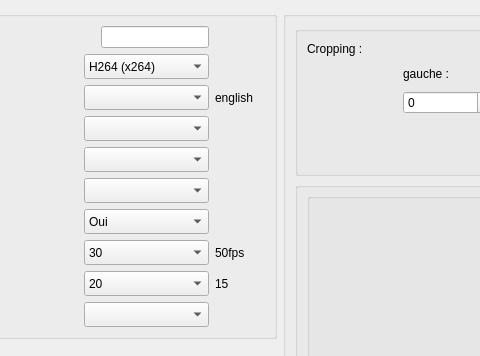
First picture: the form in src/View/videopane.ui, repository cinemaouvert/OCT, before the edit; both pictures show x 173 to 653 and y 0 to 356 of the 905 by 500 pixel window.
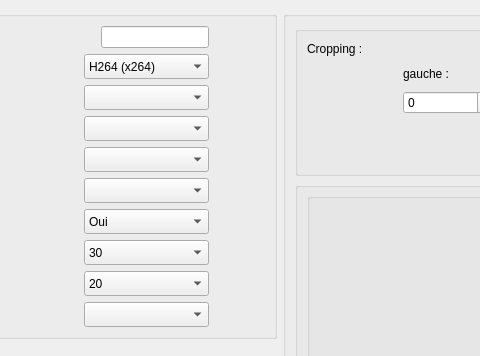
Second picture: the form after the edit. Icons and pictures are not drawn. Custom widgets are drawn as their Qt base class.

The edit to the form file:
```diff
--- a/src/View/videopane.ui
+++ b/src/View/videopane.ui
@@ -237,7 +237,7 @@
                  </size>
                 </property>
                 <property name="text">
-                 <string>english</string>
+                 <string/>
                 </property>
                </widget>
               </item>
@@ -618,7 +618,7 @@
                  </size>
                 </property>
                 <property name="text">
-                 <string>50fps</string>
+                 <string/>
                 </property>
                </widget>
               </item>
@@ -795,7 +795,7 @@
                  </size>
                 </property>
                 <property name="text">
-                 <string>15</string>
+                 <string/>
                 </property>
                </widget>
               </item>
```
